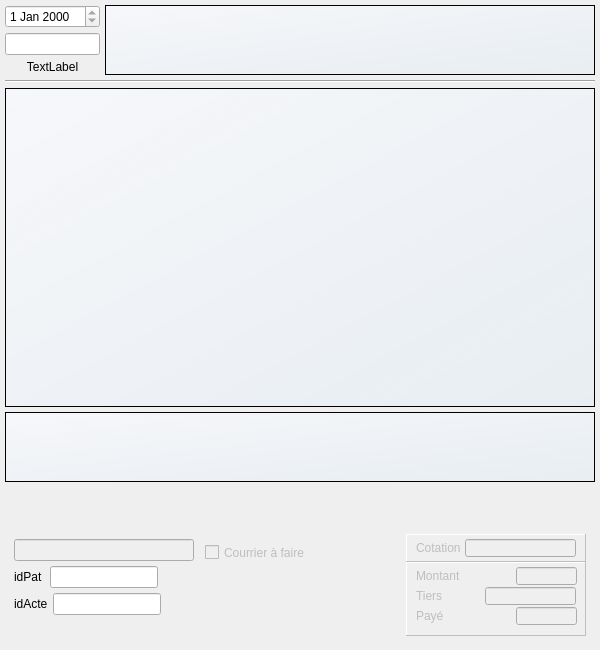
The window that dlg_actesprecedents.ui (ukinoki/Rufus) describes before a commit, drawn with Qt 5.
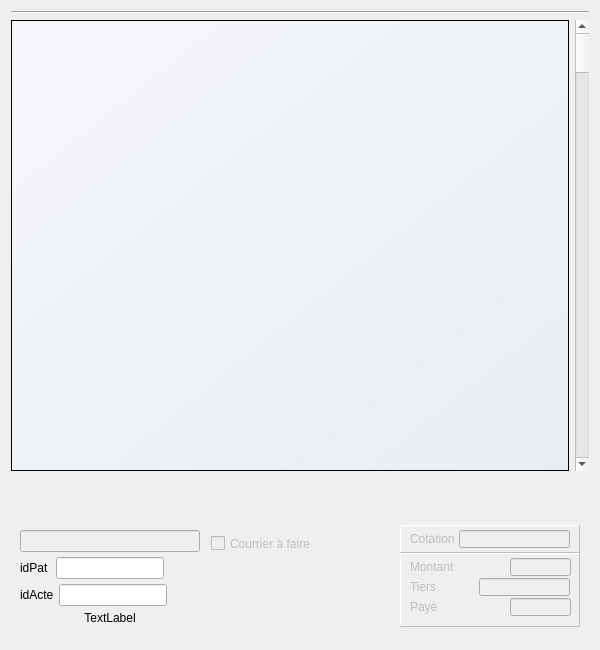
The same window after the commit. Icons and pictures are not drawn. Custom widgets are drawn as their Qt base class.

Commit message: 15/06/2018 Ascenseur dans dlg_actesprecedents et un bug

Patch:
```diff
--- a/dlg_actesprecedents.ui
+++ b/dlg_actesprecedents.ui
@@ -31,137 +31,7 @@
   <property name="windowTitle">
    <string>Dialog</string>
   </property>
-  <layout class="QVBoxLayout" name="verticalLayout_5" stretch="1,1,28,6,1,1">
-   <property name="spacing">
-    <number>5</number>
-   </property>
-   <property name="leftMargin">
-    <number>5</number>
-   </property>
-   <property name="topMargin">
-    <number>5</number>
-   </property>
-   <property name="rightMargin">
-    <number>5</number>
-   </property>
-   <property name="bottomMargin">
-    <number>5</number>
-   </property>
-   <item>
-    <layout class="QHBoxLayout" name="horizontalLayout" stretch="1,20">
-     <property name="spacing">
-      <number>5</number>
-     </property>
-     <item>
-      <layout class="QVBoxLayout" name="verticalLayout">
-       <property name="spacing">
-        <number>5</number>
-       </property>
-       <property name="sizeConstraint">
-        <enum>QLayout::SetFixedSize</enum>
-       </property>
-       <item>
-        <widget class="QDateEdit" name="ActeDatedateEdit">
-         <property name="sizePolicy">
-          <sizepolicy hsizetype="Minimum" vsizetype="Minimum">
-           <horstretch>0</horstretch>
-           <verstretch>0</verstretch>
-          </sizepolicy>
-         </property>
-         <property name="maximumSize">
-          <size>
-           <width>110</width>
-           <height>16777215</height>
-          </size>
-         </property>
-         <property name="focusPolicy">
-          <enum>Qt::NoFocus</enum>
-         </property>
-         <property name="contextMenuPolicy">
-          <enum>Qt::NoContextMenu</enum>
-         </property>
-         <property name="readOnly">
-          <bool>true</bool>
-         </property>
-        </widget>
-       </item>
-       <item>
-        <widget class="QLineEdit" name="AgelineEdit">
-         <property name="maximumSize">
-          <size>
-           <width>110</width>
-           <height>16777215</height>
-          </size>
-         </property>
-         <property name="focusPolicy">
-          <enum>Qt::NoFocus</enum>
-         </property>
-         <property name="contextMenuPolicy">
-          <enum>Qt::NoContextMenu</enum>
-         </property>
-         <property name="alignment">
-          <set>Qt::AlignCenter</set>
-         </property>
-         <property name="readOnly">
-          <bool>true</bool>
-         </property>
-        </widget>
-       </item>
-       <item>
-        <widget class="QLabel" name="NoActelabel">
-         <property name="maximumSize">
-          <size>
-           <width>100</width>
-           <height>16777215</height>
-          </size>
-         </property>
-         <property name="text">
-          <string>TextLabel</string>
-         </property>
-         <property name="alignment">
-          <set>Qt::AlignCenter</set>
-         </property>
-        </widget>
-       </item>
-       <item>
-        <spacer name="verticalSpacer_2">
-         <property name="orientation">
-          <enum>Qt::Vertical</enum>
-         </property>
-         <property name="sizeHint" stdset="0">
-          <size>
-           <width>20</width>
-           <height>40</height>
-          </size>
-         </property>
-        </spacer>
-       </item>
-      </layout>
-     </item>
-     <item>
-      <widget class="UpTextEdit" name="MotifupTextEdit">
-       <property name="focusPolicy">
-        <enum>Qt::NoFocus</enum>
-       </property>
-       <property name="contextMenuPolicy">
-        <enum>Qt::NoContextMenu</enum>
-       </property>
-       <property name="styleSheet">
-        <string notr="true">background-color: qlineargradient(x1: 0, y1: 0, x2: 1, y2: 1, stop: 0 #f6f7fa, stop: 1 rgba(200, 230, 250, 50));</string>
-       </property>
-       <property name="verticalScrollBarPolicy">
-        <enum>Qt::ScrollBarAlwaysOff</enum>
-       </property>
-       <property name="horizontalScrollBarPolicy">
-        <enum>Qt::ScrollBarAlwaysOff</enum>
-       </property>
-       <property name="readOnly">
-        <bool>true</bool>
-       </property>
-      </widget>
-     </item>
-    </layout>
-   </item>
+  <layout class="QVBoxLayout" name="verticalLayout_5">
    <item>
     <widget class="Line" name="line">
      <property name="contextMenuPolicy">
@@ -173,6 +43,10 @@
     </widget>
    </item>
    <item>
+    <layout class="QVBoxLayout" name="verticalLayout" stretch="30,1,3">
+     <item>
+      <layout class="QHBoxLayout" name="horizontalLayout">
+       <item>
     <widget class="UpTextEdit" name="TexteupTextEdit">
      <property name="focusPolicy">
       <enum>Qt::NoFocus</enum>
@@ -195,26 +69,13 @@
     </widget>
    </item>
    <item>
-    <widget class="UpTextEdit" name="ConclusionupTextEdit">
-     <property name="focusPolicy">
-      <enum>Qt::NoFocus</enum>
-     </property>
-     <property name="contextMenuPolicy">
-      <enum>Qt::NoContextMenu</enum>
-     </property>
-     <property name="styleSheet">
-      <string notr="true">background-color: qlineargradient(x1: 0, y1: 0, x2: 1, y2: 1, stop: 0 #f6f7fa, stop: 1 rgba(200, 230, 250, 50));</string>
-     </property>
-     <property name="verticalScrollBarPolicy">
-      <enum>Qt::ScrollBarAlwaysOff</enum>
-     </property>
-     <property name="horizontalScrollBarPolicy">
-      <enum>Qt::ScrollBarAlwaysOff</enum>
-     </property>
-     <property name="readOnly">
-      <bool>true</bool>
-     </property>
-    </widget>
+        <widget class="QScrollBar" name="ScrollBar">
+         <property name="orientation">
+          <enum>Qt::Vertical</enum>
+         </property>
+        </widget>
+       </item>
+      </layout>
    </item>
    <item>
     <layout class="QHBoxLayout" name="horizontalLayout_5" stretch="3,2">
@@ -595,6 +456,16 @@
           </item>
          </layout>
         </item>
+          <item>
+           <widget class="QLabel" name="NoActelabel">
+            <property name="text">
+             <string>TextLabel</string>
+            </property>
+            <property name="alignment">
+             <set>Qt::AlignCenter</set>
+            </property>
+           </widget>
+          </item>
         <item>
          <spacer name="verticalSpacer">
           <property name="orientation">
@@ -928,6 +799,8 @@
       </item>
      </layout>
     </widget>
+     </item>
+    </layout>
    </item>
   </layout>
  </widget>
```
Lines whose indentation alone changed are shown as unchanged. The commit also changes 4 other files.
